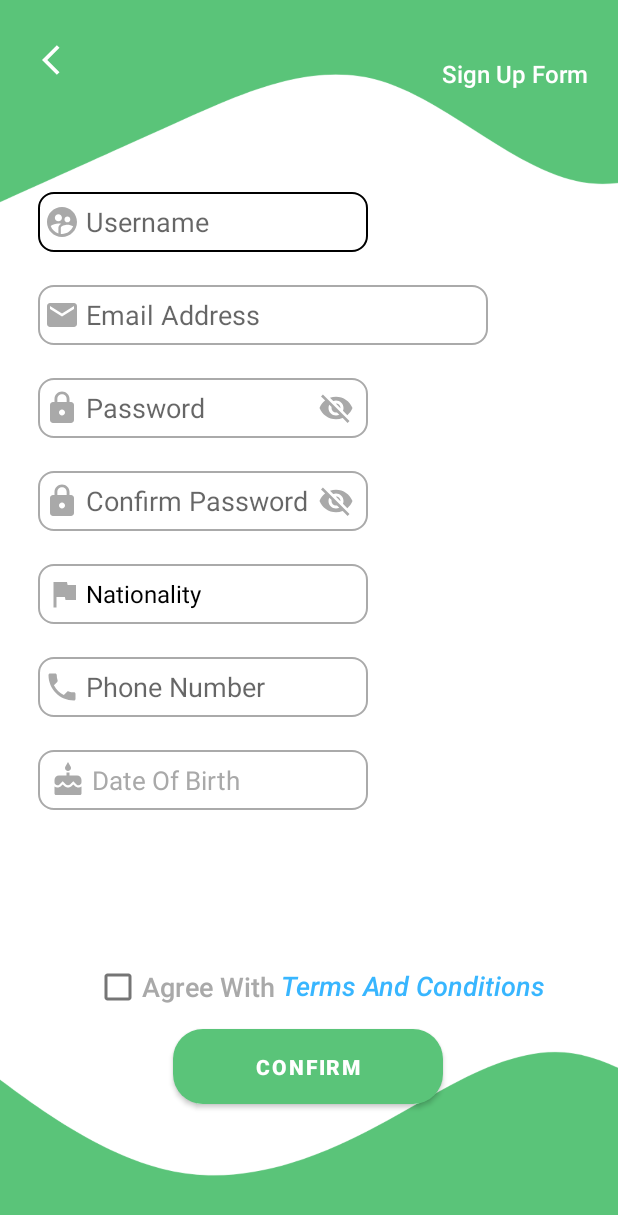
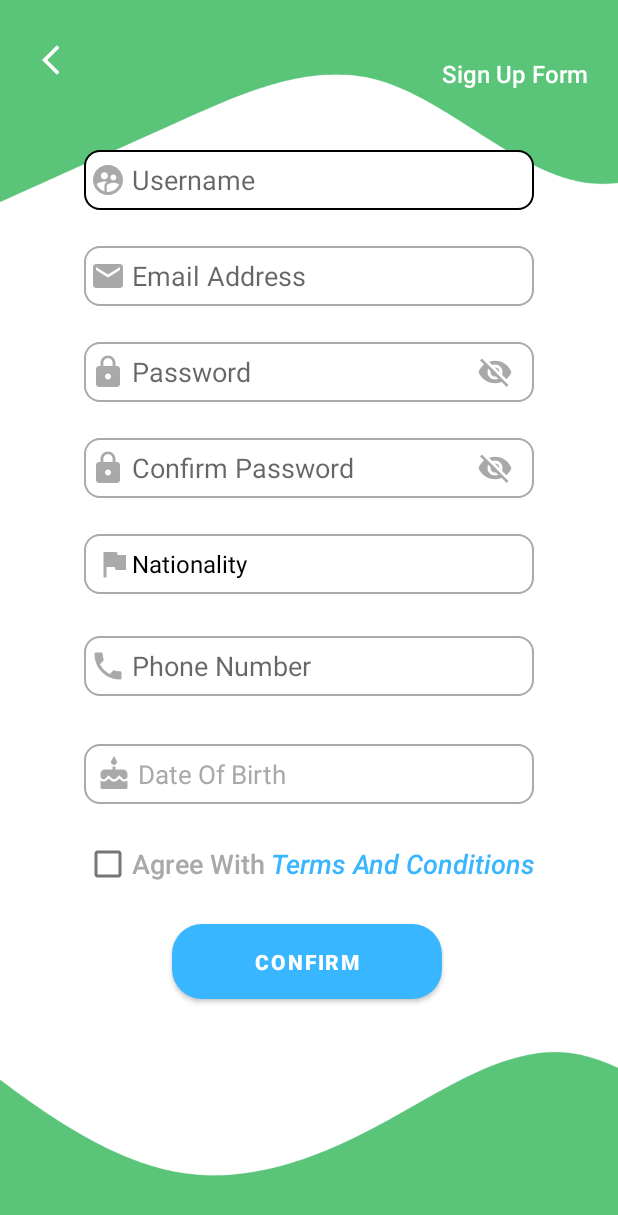
Before and after one commit to HolyPotatoess/Ecolution, an Android app: the screen it shows after launch (RegisterActivity), after a tap on "CREATE ACCOUNT", on a phone screen of 412 x 824 dp. Shown: the top 1215 px of the screen. Run offline under Robolectric (Android 15) with nearby library versions, the phone set to English and light mode, and no system bars; our stand-ins replace Firebase (no records; nobody signed in at launch, a user with empty details on screens opened directly).

Commit message:
Done My part

```diff
--- a/app/src/main/java/my/edu/tarumt/ecolution/article/ArticleFragment.kt
+++ b/app/src/main/java/my/edu/tarumt/ecolution/article/ArticleFragment.kt
@@ -24,7 +24,7 @@ class ArticleFragment : Fragment() {
     override fun onCreate(savedInstanceState: Bundle?) {
         super.onCreate(savedInstanceState)
         firebaseAuth = FirebaseAuth.getInstance()
-        loadUserInfo()
+
     }
     override fun onCreateView(
         inflater: LayoutInflater, container: ViewGroup?,
@@ -32,7 +32,7 @@ class ArticleFragment : Fragment() {
     ): View {
         binding = FragmentArticleBinding.inflate(inflater, container, false)
         recyclerView = binding.recyclerview
-
+        loadUserInfo()
         return binding.root
     }
 
--- a/app/src/main/res/layout/activity_register.xml
+++ b/app/src/main/res/layout/activity_register.xml
@@ -42,8 +42,9 @@
 
     <EditText
         android:id="@+id/signup_username"
-        android:layout_width="220dp"
+        android:layout_width="300dp"
         android:layout_height="40dp"
+        android:layout_marginTop="100dp"
         android:background="@drawable/custom_input"
         android:drawableStart="@drawable/ic_user"
         android:drawablePadding="4dp"
@@ -52,76 +53,19 @@
         android:inputType="textPersonName"
         android:minHeight="30dp"
         android:padding="4dp"
-        app:layout_constraintBottom_toBottomOf="parent"
         app:layout_constraintEnd_toEndOf="parent"
-        app:layout_constraintHorizontal_bias="0.132"
+        app:layout_constraintHorizontal_bias="0.5"
         app:layout_constraintStart_toStartOf="parent"
         app:layout_constraintTop_toTopOf="parent"
-        app:layout_constraintVertical_bias="0.163"
         tools:ignore="TouchTargetSizeCheck" />
 
-    <EditText
-        android:id="@+id/signup_password"
-        android:layout_width="220dp"
-        android:layout_height="40dp"
-        android:layout_marginTop="22dp"
-        android:background="@drawable/custom_input"
-        android:drawableStart="@drawable/ic_lock"
-        android:drawablePadding="4dp"
-        android:ems="10"
-        android:hint="@string/password"
-        android:inputType="textPassword"
-        android:minHeight="30dp"
-        android:padding="4dp"
-        app:layout_constraintEnd_toEndOf="@+id/signup_email"
-        app:layout_constraintHorizontal_bias="0.0"
-        app:layout_constraintStart_toStartOf="@+id/signup_email"
-        app:layout_constraintTop_toBottomOf="@+id/signup_email"
-        tools:ignore="TouchTargetSizeCheck" />
 
-    <EditText
-        android:id="@+id/signup_password_confirm"
-        android:layout_width="220dp"
-        android:layout_height="40dp"
-        android:layout_marginTop="22dp"
-        android:background="@drawable/custom_input"
-        android:drawableStart="@drawable/ic_lock"
-        android:drawablePadding="4dp"
-        android:ems="10"
-        android:hint="@string/confirm_password"
-        android:inputType="textPassword"
-        android:minHeight="30dp"
-        android:padding="4dp"
-        app:layout_constraintEnd_toEndOf="@+id/signup_password"
-        app:layout_constraintHorizontal_bias="0.0"
-        app:layout_constraintStart_toStartOf="@+id/signup_password"
-        app:layout_constraintTop_toBottomOf="@+id/signup_password"
-        tools:ignore="TouchTargetSizeCheck" />
-
-    <EditText
-        android:id="@+id/signup_email"
-        android:layout_width="300dp"
-        android:layout_height="40dp"
-        android:layout_marginTop="22dp"
-        android:background="@drawable/custom_input"
-        android:drawableStart="@drawable/ic_email"
-        android:drawablePadding="4dp"
-        android:ems="10"
-        android:hint="@string/email_address"
-        android:inputType="textEmailAddress"
-        android:minHeight="30dp"
-        android:padding="4dp"
-        app:layout_constraintEnd_toEndOf="@+id/signup_username"
-        app:layout_constraintHorizontal_bias="0.0"
-        app:layout_constraintStart_toStartOf="@+id/signup_username"
-        app:layout_constraintTop_toBottomOf="@+id/signup_username"
-        tools:ignore="TouchTargetSizeCheck" />
 
     <Spinner
         android:id="@+id/signup_nationality"
-        android:layout_width="220dp"
+        android:layout_width="300dp"
         android:layout_height="40dp"
-        android:layout_marginTop="22dp"
+        android:layout_marginTop="24dp"
         android:background="@drawable/custom_input_spinner"
         android:contentDescription="Spinner"
         android:ems="10"
@@ -136,30 +80,11 @@
         app:layout_constraintTop_toBottomOf="@+id/signup_password_confirm"
         tools:ignore="RtlSymmetry,TouchTargetSizeCheck" />
 
-    <EditText
-        android:id="@+id/signup_phone_number"
-        android:layout_width="220dp"
-        android:layout_height="40dp"
-        android:layout_marginTop="22dp"
-        android:background="@drawable/custom_input"
-        android:drawableLeft="@drawable/ic_phone"
-        android:drawablePadding="4dp"
-        android:ems="10"
-        android:hint="@string/phone_number"
-        android:inputType="phone"
-        android:minHeight="30dp"
-        android:padding="4dp"
-        app:layout_constraintEnd_toEndOf="@+id/signup_nationality"
-        app:layout_constraintHorizontal_bias="0.0"
-        app:layout_constraintStart_toStartOf="@+id/signup_nationality"
-        app:layout_constraintTop_toBottomOf="@+id/signup_nationality"
-        tools:ignore="TouchTargetSizeCheck" />
-
     <TextView
         android:id="@+id/date_of_birth"
-        android:layout_width="220dp"
+        android:layout_width="300dp"
         android:layout_height="40dp"
-        android:layout_marginTop="22dp"
+        android:layout_marginTop="32dp"
         android:background="@drawable/custom_input"
         android:drawableLeft="@drawable/ic_cake"
         android:drawablePadding="4dp"
@@ -179,14 +104,140 @@
         android:id="@+id/signup_confirm"
         android:layout_width="180dp"
         android:layout_height="50dp"
-        android:layout_marginBottom="88dp"
+        android:layout_marginTop="80dp"
+
         android:background="@drawable/custom_button"
         android:text="@string/confirm"
         android:textStyle="bold"
-        app:layout_constraintBottom_toBottomOf="parent"
+        app:backgroundTint="@color/lightBlue"
         app:layout_constraintEnd_toEndOf="parent"
-        app:layout_constraintHorizontal_bias="0.497"
-        app:layout_constraintStart_toStartOf="parent" />
+        app:layout_constraintHorizontal_bias="0.493"
+        app:layout_constraintStart_toStartOf="parent"
+        app:layout_constraintTop_toBottomOf="@+id/date_of_birth" />
+
+    <EditText
+        android:id="@+id/signup_email"
+        android:layout_width="300dp"
+        android:layout_height="40dp"
+        android:layout_marginTop="24dp"
+        android:background="@drawable/custom_input"
+        android:drawableStart="@drawable/ic_email"
+        android:drawablePadding="4dp"
+        android:ems="10"
+        android:hint="@string/email_address"
+        android:inputType="textEmailAddress"
+        android:minHeight="30dp"
+        android:padding="4dp"
+        app:layout_constraintEnd_toEndOf="@+id/signup_username"
+        app:layout_constraintHorizontal_bias="0.0"
+        app:layout_constraintStart_toStartOf="@+id/signup_username"
+        app:layout_constraintTop_toBottomOf="@+id/signup_username"
+        tools:ignore="TouchTargetSizeCheck" />
+
+    <EditText
+        android:id="@+id/signup_password_confirm"
+        android:layout_width="300dp"
+        android:layout_height="40dp"
+        android:layout_marginTop="24dp"
+        android:background="@drawable/custom_input"
+        android:drawableStart="@drawable/ic_lock"
+        android:drawablePadding="4dp"
+        android:ems="10"
+        android:hint="@string/confirm_password"
+        android:inputType="textPassword"
+        android:minHeight="30dp"
+        android:padding="4dp"
+        app:layout_constraintEnd_toEndOf="@+id/signup_password"
+        app:layout_constraintHorizontal_bias="0.0"
+        app:layout_constraintStart_toStartOf="@+id/signup_password"
+        app:layout_constraintTop_toBottomOf="@+id/signup_password"
+        tools:ignore="TouchTargetSizeCheck" />
+
+
+
+    <ImageView
+        android:id="@+id/imageView2"
+        android:layout_width="wrap_content"
+        android:layout_height="wrap_content"
+        app:layout_constraintBottom_toBottomOf="@+id/signup_nationality"
+        app:layout_constraintEnd_toEndOf="@+id/signup_nationality"
+        app:layout_constraintHorizontal_bias="0.028"
+        app:layout_constraintStart_toStartOf="@+id/signup_nationality"
+        app:layout_constraintTop_toTopOf="@+id/signup_nationality"
+        app:srcCompat="@drawable/ic_flag" />
+
+    <EditText
+        android:id="@+id/signup_phone_number"
+        android:layout_width="300dp"
+        android:layout_height="40dp"
+        android:layout_marginTop="28dp"
+        android:background="@drawable/custom_input"
+        android:drawableLeft="@drawable/ic_phone"
+        android:drawablePadding="4dp"
+        android:ems="10"
+        android:hint="@string/phone_number"
+        android:inputType="phone"
+        android:minHeight="30dp"
+        android:padding="4dp"
+        app:layout_constraintEnd_toEndOf="@+id/signup_nationality"
+        app:layout_constraintHorizontal_bias="0.0"
+        app:layout_constraintStart_toStartOf="@+id/signup_nationality"
+        app:layout_constraintTop_toBottomOf="@+id/signup_nationality"
+        tools:ignore="TouchTargetSizeCheck" />
+
+    <TextView
+        android:id="@+id/term_condition"
+        android:layout_width="wrap_content"
+        android:layout_height="wrap_content"
+        android:layout_marginStart="4dp"
+        android:layout_marginBottom="4dp"
+        android:fontFamily="sans-serif-light"
+        android:text="@string/terms_and_conditions"
+        android:textColor="@color/lightBlue"
+        android:textSize="18sp"
+        android:textStyle="bold|italic"
+        app:layout_constraintBottom_toBottomOf="@+id/signup_radio_button"
+        app:layout_constraintStart_toEndOf="@+id/signup_radio_button"
+        app:layout_constraintTop_toTopOf="@+id/signup_radio_button"
+        app:layout_constraintVertical_bias="0.6">
+
+    </TextView>
+
+    <CheckBox
+        android:id="@+id/signup_radio_button"
+        android:layout_width="wrap_content"
+        android:layout_height="wrap_content"
+        android:layout_marginTop="16dp"
+        android:fontFamily="sans-serif-light"
+        android:text="@string/agree_with"
+        android:textColor="#A9A9A9"
+        android:textSize="18sp"
+        android:textStyle="bold"
+        app:layout_constraintEnd_toEndOf="@+id/date_of_birth"
+        app:layout_constraintHorizontal_bias="0.0"
+        app:layout_constraintStart_toStartOf="@+id/date_of_birth"
+        app:layout_constraintTop_toBottomOf="@+id/date_of_birth">
+
+    </CheckBox>
+
+    <EditText
+        android:id="@+id/signup_password"
+        android:layout_width="300dp"
+        android:layout_height="40dp"
+        android:layout_marginTop="24dp"
+        android:background="@drawable/custom_input"
+        android:drawableStart="@drawable/ic_lock"
+        android:drawablePadding="4dp"
+        android:ems="10"
+        android:hint="@string/password"
+        android:inputType="textPassword"
+        android:minHeight="30dp"
+        android:padding="4dp"
+        app:layout_constraintEnd_toEndOf="@+id/signup_email"
+        app:layout_constraintHorizontal_bias="0.0"
+        app:layout_constraintStart_toStartOf="@+id/signup_email"
+        app:layout_constraintTop_toBottomOf="@+id/signup_email"
+        tools:ignore="TouchTargetSizeCheck" />
 
     <ImageButton
         android:id="@+id/signup_hide_password"
@@ -195,7 +246,7 @@
         android:background="@android:color/transparent"
         app:layout_constraintBottom_toBottomOf="@+id/signup_password"
         app:layout_constraintEnd_toEndOf="@+id/signup_password"
-        app:layout_constraintHorizontal_bias="0.951"
+        app:layout_constraintHorizontal_bias="0.949"
         app:layout_constraintStart_toStartOf="@+id/signup_password"
         app:layout_constraintTop_toTopOf="@+id/signup_password"
         app:srcCompat="@drawable/ic_visibility_off" />
@@ -208,58 +259,10 @@
         android:contentDescription="@string/agree_with"
         app:layout_constraintBottom_toBottomOf="@+id/signup_password_confirm"
         app:layout_constraintEnd_toEndOf="@+id/signup_password_confirm"
-        app:layout_constraintHorizontal_bias="0.951"
+        app:layout_constraintHorizontal_bias="0.949"
         app:layout_constraintStart_toStartOf="@+id/signup_password_confirm"
         app:layout_constraintTop_toTopOf="@+id/signup_password_confirm"
         app:srcCompat="@drawable/ic_visibility_off" />
 
-    <ImageView
-        android:id="@+id/imageView2"
-        android:layout_width="wrap_content"
-        android:layout_height="wrap_content"
-        app:layout_constraintBottom_toBottomOf="@+id/signup_nationality"
-        app:layout_constraintEnd_toEndOf="@+id/signup_nationality"
-        app:layout_constraintHorizontal_bias="0.028"
-        app:layout_constraintStart_toStartOf="@+id/signup_nationality"
-        app:layout_constraintTop_toTopOf="@+id/signup_nationality"
-        app:srcCompat="@drawable/ic_flag" />
-
-
-    <TextView
-        android:id="@+id/term_condition"
-        android:layout_width="wrap_content"
-        android:layout_height="wrap_content"
-        android:layout_marginEnd="48dp"
-        android:layout_marginBottom="4dp"
-        android:fontFamily="sans-serif-light"
-        android:text="@string/terms_and_conditions"
-        android:textColor="@color/lightBlue"
-        android:textSize="18sp"
-        android:textStyle="bold|italic"
-        app:layout_constraintBottom_toBottomOf="@+id/signup_radio_button"
-        app:layout_constraintEnd_toEndOf="parent"
-        app:layout_constraintTop_toTopOf="@+id/signup_radio_button"
-        app:layout_constraintVertical_bias="0.541">
-
-    </TextView>
-
-    <CheckBox
-        android:id="@+id/signup_radio_button"
-        android:layout_width="wrap_content"
-        android:layout_height="wrap_content"
-        android:layout_marginEnd="4dp"
-        android:layout_marginBottom="4dp"
-        android:fontFamily="sans-serif-light"
-        android:text="@string/agree_with"
-        android:textColor="#A9A9A9"
-        android:textSize="18sp"
-        android:textStyle="bold"
-        app:layout_constraintBottom_toTopOf="@+id/signup_confirm"
-        app:layout_constraintEnd_toStartOf="@+id/term_condition"
-        app:layout_constraintHorizontal_bias="1.0"
-        app:layout_constraintStart_toStartOf="parent">
-
-    </CheckBox>
-
 
 </androidx.constraintlayout.widget.ConstraintLayout>
```
Also changed, not shown: app/src/main/AndroidManifest.xml (+17 -11 lines), app/src/main/java/my/edu/tarumt/ecolution/admin/AdminToolActivity.kt (+38 -9 lines), app/src/main/java/my/edu/tarumt/ecolution/admin/QRCodeActivity.kt (deleted, +0 -15 lines), app/src/main/res/layout/activity_admin_tool.xml (+104 -103 lines), app/src/main/res/layout/activity_qrcode.xml (deleted, +0 -10 lines).
